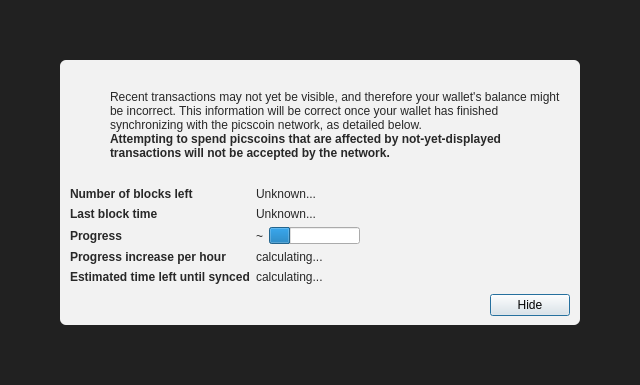
The window that src/qt/forms/modaloverlay.ui (minblock/picscoin) describes before a commit, drawn with Qt 5.
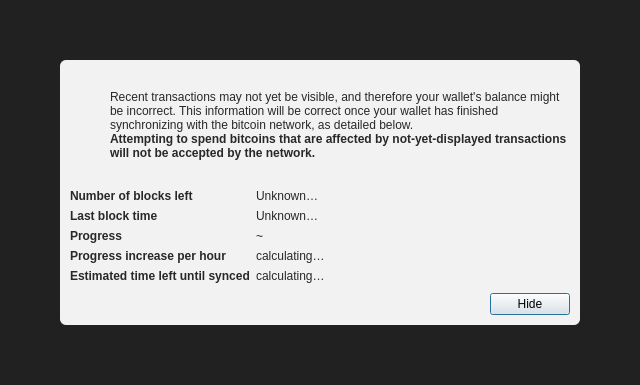
The same window after the commit. Icons and pictures are not drawn.

The edit to the form file:
```diff
--- a/src/qt/forms/modaloverlay.ui
+++ b/src/qt/forms/modaloverlay.ui
@@ -130,7 +130,7 @@
              <item>
               <widget class="QLabel" name="infoText">
                <property name="text">
-                <string>Recent transactions may not yet be visible, and therefore your wallet's balance might be incorrect. This information will be correct once your wallet has finished synchronizing with the picscoin network, as detailed below.</string>
+                <string>Recent transactions may not yet be visible, and therefore your wallet's balance might be incorrect. This information will be correct once your wallet has finished synchronizing with the bitcoin network, as detailed below.</string>
                </property>
                <property name="textFormat">
                 <enum>Qt::RichText</enum>
@@ -149,7 +149,7 @@
                 </font>
                </property>
                <property name="text">
-                <string>Attempting to spend picscoins that are affected by not-yet-displayed transactions will not be accepted by the network.</string>
+                <string>Attempting to spend bitcoins that are affected by not-yet-displayed transactions will not be accepted by the network.</string>
                </property>
                <property name="textFormat">
                 <enum>Qt::RichText</enum>
@@ -219,7 +219,7 @@
            <item row="0" column="1">
             <widget class="QLabel" name="numberOfBlocksLeft">
              <property name="text">
-              <string>Unknown...</string>
+              <string>Unknown…</string>
              </property>
             </widget>
            </item>
@@ -245,7 +245,7 @@
               </sizepolicy>
              </property>
              <property name="text">
-              <string>Unknown...</string>
+              <string>Unknown…</string>
              </property>
             </widget>
            </item>
@@ -271,16 +271,6 @@
                </property>
               </widget>
              </item>
-             <item>
-              <widget class="QProgressBar" name="progressBar">
-               <property name="value">
-                <number>24</number>
-               </property>
-               <property name="format">
-                <string/>
-               </property>
-              </widget>
-             </item>
             </layout>
            </item>
            <item row="4" column="0">
@@ -299,7 +289,7 @@
            <item row="4" column="1">
             <widget class="QLabel" name="progressIncreasePerH">
              <property name="text">
-              <string>calculating...</string>
+              <string>calculating…</string>
              </property>
             </widget>
            </item>
@@ -319,7 +309,7 @@
            <item row="5" column="1">
             <widget class="QLabel" name="expectedTimeLeft">
              <property name="text">
-              <string>calculating...</string>
+              <string>calculating…</string>
              </property>
             </widget>
            </item>
```
